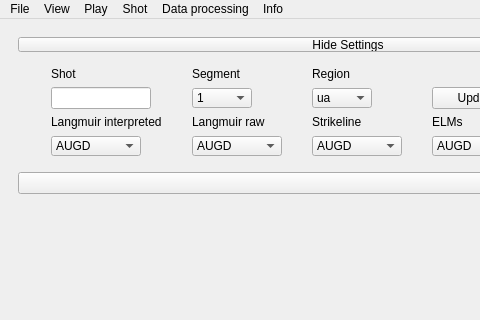
First picture: the form in GUI.ui, repository zamazir/langmuirGUI, before the edit; both pictures show x 0 to 480 and y 0 to 320 of the 1328 by 859 pixel window.
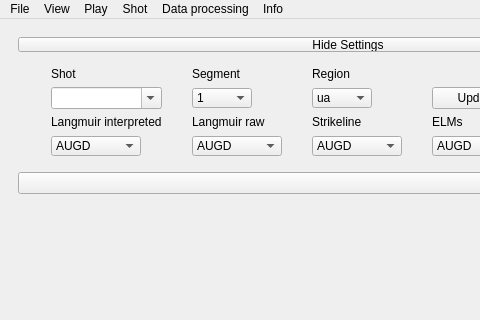
Second picture: the form after the edit.

Diff of the .ui file:
```diff
--- a/GUI.ui
+++ b/GUI.ui
@@ -273,19 +273,6 @@
                      </item>
                     </widget>
                    </item>
-                   <item row="1" column="0">
-                    <widget class="QLineEdit" name="shotNumberEdit">
-                     <property name="maximumSize">
-                      <size>
-                       <width>100</width>
-                       <height>30</height>
-                      </size>
-                     </property>
-                     <property name="toolTip">
-                      <string>&lt;html&gt;&lt;head/&gt;&lt;body&gt;&lt;p&gt;Insert a shot number and press enter to load shot data&lt;/p&gt;&lt;/body&gt;&lt;/html&gt;</string>
-                     </property>
-                    </widget>
-                   </item>
                    <item row="0" column="1">
                     <widget class="QLabel" name="label_7">
                      <property name="maximumSize">
@@ -455,6 +442,13 @@
                      </property>
                     </widget>
                    </item>
+                   <item row="1" column="0">
+                    <widget class="QComboBox" name="comboShotNumber">
+                     <property name="editable">
+                      <bool>true</bool>
+                     </property>
+                    </widget>
+                   </item>
                   </layout>
                  </item>
                 </layout>
```
